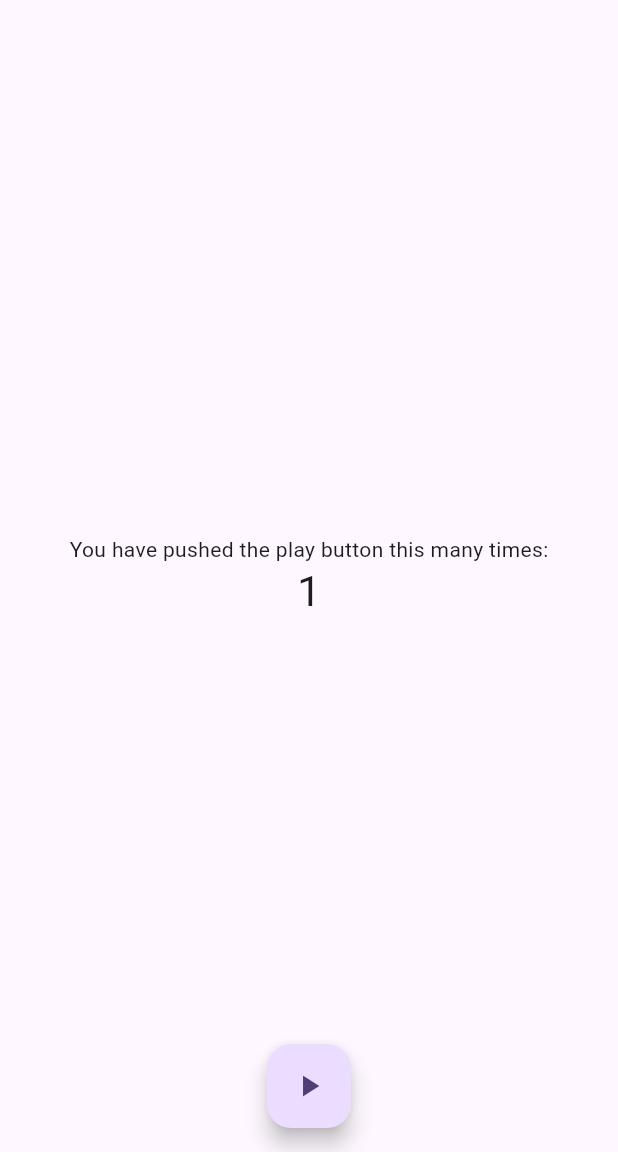
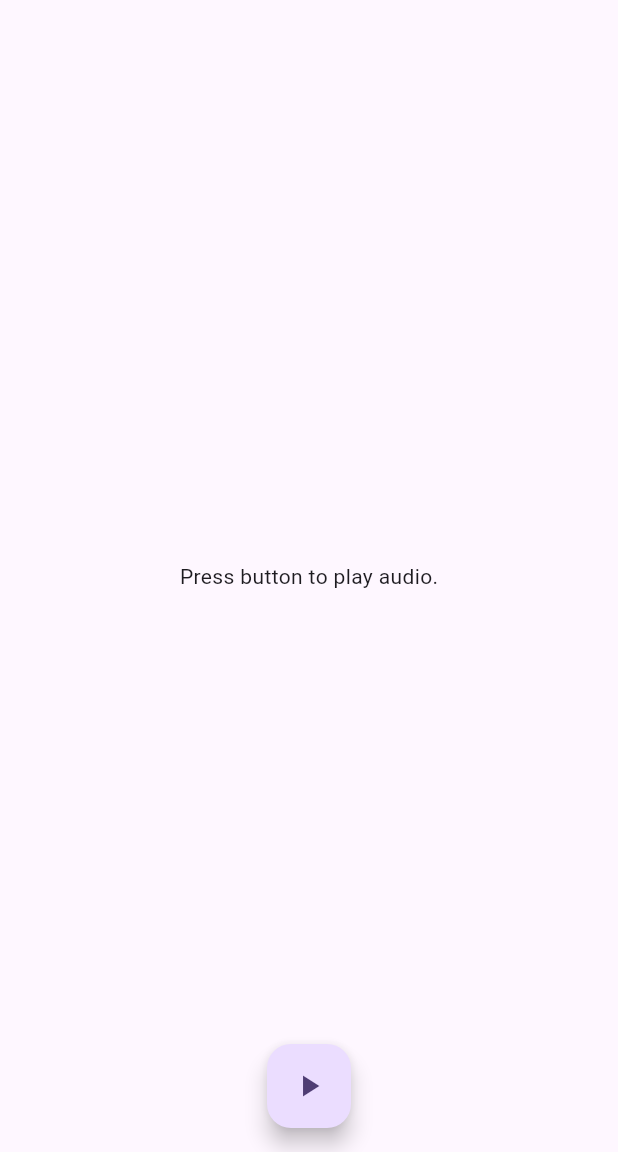
Before and after one commit to mgrahamsmith/music_player, a Flutter app: the screen it shows after launch, after a tap on the "play arrow" icon, on a phone screen of 412 x 824 dp, the part 84-1236 px from its top. Run offline on Flutter 3.47's test engine with Material 3 defaults, Android fonts, the phone set to English and light mode, and no system bars; our stand-ins replace audioplayers.

```diff
--- a/lib/main.dart
+++ b/lib/main.dart
@@ -1,4 +1,5 @@
 import 'package:flutter/material.dart';
+import 'package:audioplayers/audioplayers.dart';
 
 void main() {
   runApp(const MyApp());
@@ -29,11 +30,12 @@ class MyHomePage extends StatefulWidget {
 }
 
 class _MyHomePageState extends State<MyHomePage> {
-  int _counter = 0;
 
-  void _incrementCounter() {
+  final player = AudioPlayer();
+
+  void _playAudio() {
     setState(() {
-      _counter++;
+      player.play(DeviceFileSource('./assets/crank_dat.mp3'));
     });
   }
 
@@ -48,16 +50,12 @@ class _MyHomePageState extends State<MyHomePage> {
         child: Column(
           mainAxisAlignment: MainAxisAlignment.center,
           children: <Widget>[
-            const Text('You have pushed the play button this many times:'),
-            Text(
-              '$_counter',
-              style: Theme.of(context).textTheme.headlineMedium,
-            ),
+            const Text('Press button to play audio.'),
           ],
         ),
       ),
       floatingActionButton: FloatingActionButton(
-        onPressed: _incrementCounter,
+        onPressed: _playAudio,
         tooltip: 'Play Audio',
         child: const Icon(Icons.play_arrow),
       ),
--- a/pubspec.yaml
+++ b/pubspec.yaml
@@ -34,6 +34,7 @@ dependencies:
   # The following adds the Cupertino Icons font to your application.
   # Use with the CupertinoIcons class for iOS style icons.
   cupertino_icons: ^1.0.8
+  audioplayers: ^6.4.0
 
 dev_dependencies:
   flutter_test:
```
Also changed, not shown: pubspec.lock, 7 other files.
